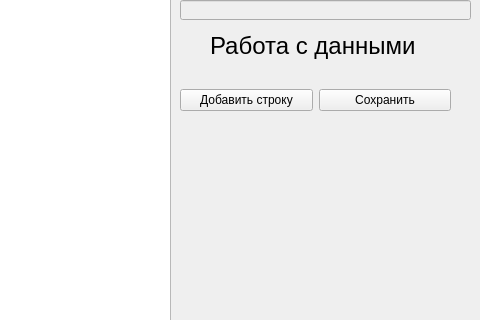
Above: second_sep.ui from mosheadd/QtLang before the change; both pictures show x 320 to 800 and y 270 to 590 of the 800 by 673 pixel window. Below: the same form after it.
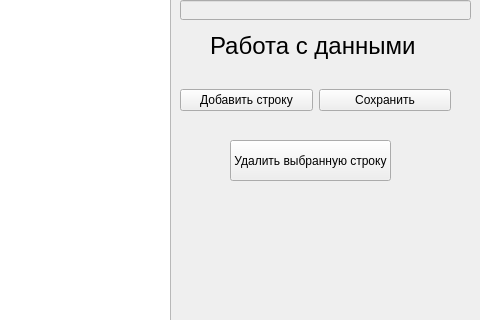
That is the form after the change.

What changed in the file:
```diff
--- a/second_sep.ui
+++ b/second_sep.ui
@@ -370,7 +370,7 @@
      <string/>
     </property>
    </widget>
-   <widget class="QWidget" name="">
+   <widget class="QWidget" name="layoutWidget">
     <property name="geometry">
      <rect>
       <x>500</x>
@@ -396,6 +396,19 @@
      </item>
     </layout>
    </widget>
+   <widget class="QPushButton" name="pushButton">
+    <property name="geometry">
+     <rect>
+      <x>550</x>
+      <y>410</y>
+      <width>161</width>
+      <height>41</height>
+     </rect>
+    </property>
+    <property name="text">
+     <string>Удалить выбранную строку</string>
+    </property>
+   </widget>
   </widget>
   <widget class="QMenuBar" name="menubar">
    <property name="geometry">
```
